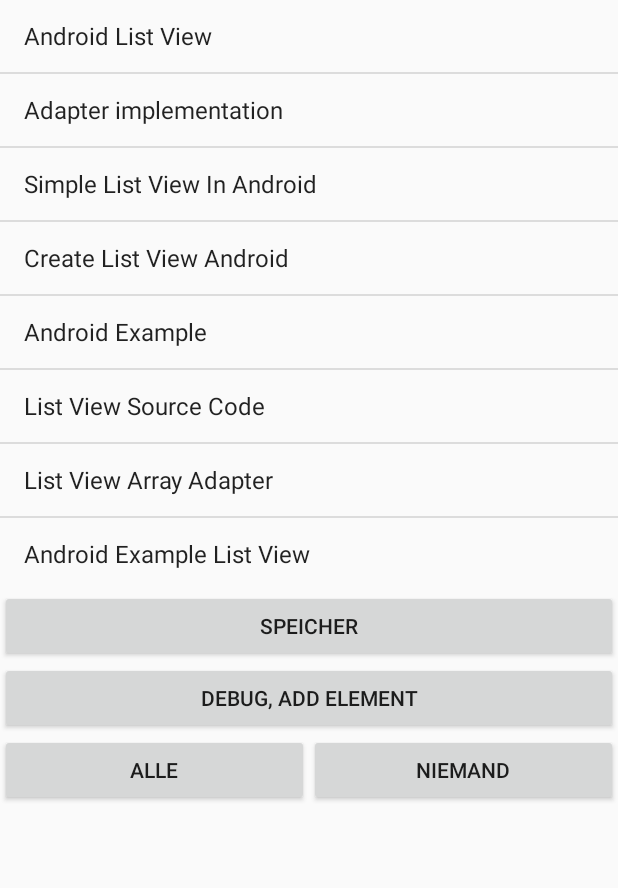
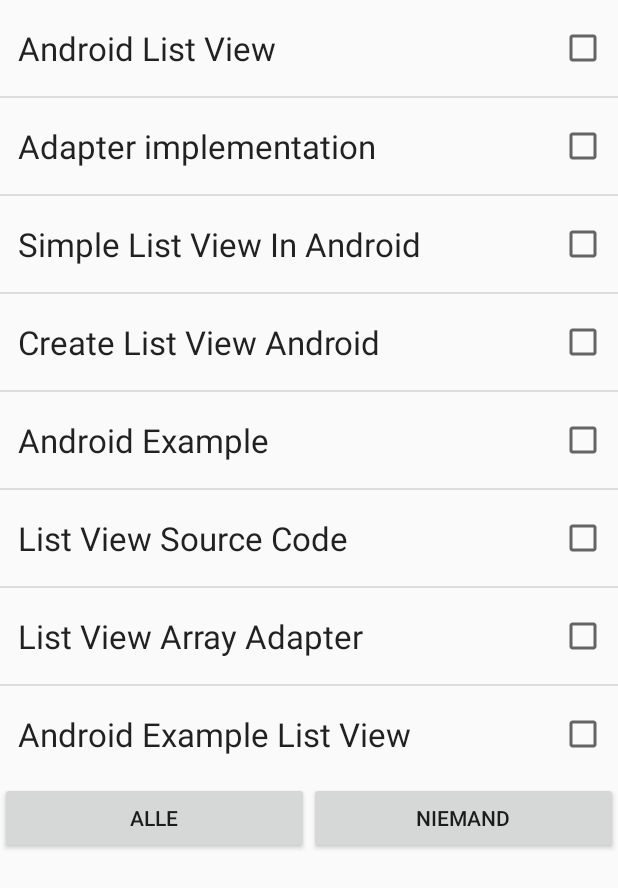
Before and after one commit to 0wncl0ud/MobProPro, an Android app: the NeueFreunde screen opened directly, with no data from a screen before it, after a tap on "ALLE", on a phone screen of 412 x 824 dp. Shown: the top 888 px of the screen. Run offline under Robolectric (Android 15) with nearby library versions, the phone set to English and light mode, and no system bars.

Commit message:
Erste selectable list

```diff
--- a/TeamSRMF/app/src/main/java/mobpro/hslu/ch/teamsrmf/NeueFreunde.java
+++ b/TeamSRMF/app/src/main/java/mobpro/hslu/ch/teamsrmf/NeueFreunde.java
@@ -4,15 +4,16 @@ import android.app.Activity;
 import android.app.ListActivity;
 import android.os.Bundle;
 import android.view.View;
+import android.widget.Adapter;
 import android.widget.ArrayAdapter;
 import android.widget.CheckedTextView;
+import android.widget.ListAdapter;
 import android.widget.ListView;
 
 import java.util.ArrayList;
 
 public class NeueFreunde extends Activity {
 
-    ArrayList<CheckedTextView> listItems;
     ArrayAdapter<String> adapter;
     int clickCounter;
     CheckedTextView myCheckedTextView;
@@ -24,7 +25,6 @@ public class NeueFreunde extends Activity {
     protected void onCreate(Bundle savedInstanceState) {
         super.onCreate(savedInstanceState);
         setContentView(R.layout.activity_neue_freunde);
-        listItems = new ArrayList<CheckedTextView>();
         String[] values = new String[] { "Android List View",
                 "Adapter implementation",
                 "Simple List View In Android",
@@ -34,13 +34,12 @@ public class NeueFreunde extends Activity {
                 "List View Array Adapter",
                 "Android Example List View"
         };
-
         userListView=(ListView)findViewById(R.id.neueFreundeList);
         if(userListView!=null) {
-            adapter = new ArrayAdapter<String>(this, android.R.layout.simple_list_item_1, android.R.id.text1, values);
+            adapter = new ArrayAdapter<String>(this, android.R.layout.select_dialog_multichoice, android.R.id.text1, values);
             userListView.setAdapter(adapter);
         }
-        //myCheckedTextView= new CheckedTextView(this,null,android.R.attr.listChoiceIndicatorMultiple);
+
        // myCheckedTextView.setText("Hallo, wähle mich");
 
         //setListAdapter(adapter);
@@ -49,8 +48,14 @@ public class NeueFreunde extends Activity {
     /*public void addItems(View v) {
         listItems.add(0,myCheckedTextView);
         adapter.notifyDataSetChanged();
-    }*//*
+    }*/
+    public void AllClicked(View v){
+        //adapter.set
+    }
+
+    public void NoneClicked(View v){
+
+    }
+
     public void
-
-    }*/
 }
--- a/TeamSRMF/app/src/main/res/layout/activity_neue_freunde.xml
+++ b/TeamSRMF/app/src/main/res/layout/activity_neue_freunde.xml
@@ -19,6 +19,26 @@
             android:textFilterEnabled="true"
             android:layoutMode="opticalBounds"
             android:contextClickable="true" />
+    <LinearLayout
+        android:orientation="horizontal"
+        android:layout_width="match_parent"
+        android:layout_height="match_parent"
+        android:weightSum="100">
+        <Button
+            android:layout_width="fill_parent"
+            android:layout_height="wrap_content"
+            android:text="Alle"
+            android:id="@+id/SelectAll"
+            android:layout_weight="50"
+            android:onClick="AllClicked"/>
+        <Button
+            android:layout_width="fill_parent"
+            android:layout_height="wrap_content"
+            android:text="Niemand"
+            android:id="@+id/buttonLoad"
+            android:layout_weight="50"
+            android:onClick="NoneClicked"/>
+    </LinearLayout>
     <Button
         android:layout_width="match_parent"
         android:layout_height="wrap_content"
@@ -34,24 +54,4 @@
         android:onClick="addItems"
         android:weightSum="100"/>
 
-    <LinearLayout
-            android:orientation="horizontal"
-            android:layout_width="match_parent"
-            android:layout_height="match_parent"
-            android:weightSum="100">
-            <Button
-                android:layout_width="fill_parent"
-                android:layout_height="wrap_content"
-                android:text="Alle"
-                android:id="@+id/SelectAll"
-                android:layout_weight="50"
-                android:onClick="AllClicked"/>
-            <Button
-                android:layout_width="fill_parent"
-                android:layout_height="wrap_content"
-                android:text="Niemand"
-                android:id="@+id/buttonLoad"
-                android:layout_weight="50"
-                android:onClick="NoneClicked"/>
-        </LinearLayout>
     </LinearLayout>
```
